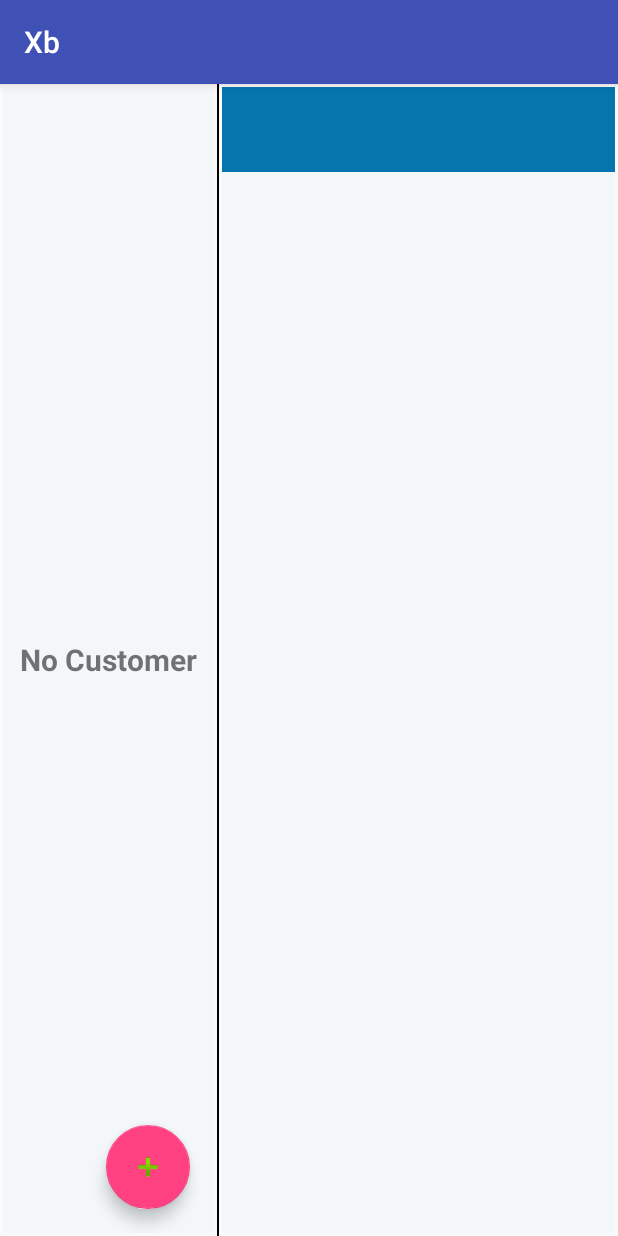
After one commit to vishnuruban/Xb, an Android app: the CustomerDetail screen opened directly, with no data from a screen before it, on a phone screen of 412 x 824 dp. The commit adds this screen. Run offline under Robolectric (Android 15) with nearby library versions, the phone set to English and light mode, and no system bars.

Commit message:
Customer Screen added.

```diff
--- /dev/null
+++ b/app/src/main/java/in/net/maitri/xb/customer/CustomerAdapter.java
@@ -0,0 +1,58 @@
+package in.net.maitri.xb.customer;
+
+
+import android.content.Context;
+import android.support.v7.widget.RecyclerView;
+import android.view.LayoutInflater;
+import android.view.View;
+import android.view.ViewGroup;
+import android.widget.ImageView;
+import android.widget.TextView;
+
+import java.util.List;
+
+import in.net.maitri.xb.R;
+import in.net.maitri.xb.db.Customer;
+
+class CustomerAdapter extends RecyclerView.Adapter<CustomerAdapter.MyViewHolder> {
+
+    private Context mContext;
+    private List<Customer> mCustomerList;
+
+    CustomerAdapter(Context context, List<Customer> customerList) {
+        mContext = context;
+        mCustomerList = customerList;
+    }
+
+    class MyViewHolder extends RecyclerView.ViewHolder {
+
+        TextView customerName, customerNumber;
+
+        MyViewHolder(View itemView) {
+            super(itemView);
+            customerName = (TextView) itemView.findViewById(R.id.customer_name);
+            customerNumber = (TextView) itemView.findViewById(R.id.customer_number);
+        }
+    }
+
+    @Override
+    public MyViewHolder onCreateViewHolder(ViewGroup parent, int viewType) {
+        View itemView = LayoutInflater.from(parent.getContext())
+                .inflate(R.layout.customer_view, parent, false);
+        return new CustomerAdapter.MyViewHolder(itemView);
+    }
+
+    @Override
+    public void onBindViewHolder(MyViewHolder holder, int position) {
+        Customer customer = mCustomerList.get(position);
+        String name = customer.getName();
+        String mob = customer.getMobileno();
+        holder.customerName.setText(name);
+        holder.customerNumber.setText(mob);
+    }
+
+    @Override
+    public int getItemCount() {
+        return mCustomerList.size();
+    }
+}
--- /dev/null
+++ b/app/src/main/java/in/net/maitri/xb/customer/CustomerDetail.java
@@ -0,0 +1,68 @@
+package in.net.maitri.xb.customer;
+
+import android.support.v4.app.DialogFragment;
+import android.support.design.widget.FloatingActionButton;
+import android.support.v7.app.AppCompatActivity;
+import android.os.Bundle;
+import android.support.v7.widget.LinearLayoutManager;
+import android.support.v7.widget.RecyclerView;
+import android.view.View;
+import android.widget.TextView;
+
+import java.util.List;
+
+import in.net.maitri.xb.R;
+import in.net.maitri.xb.db.Customer;
+import in.net.maitri.xb.db.DbHandler;
+
+public class CustomerDetail extends AppCompatActivity {
+
+    private CustomerAdapter mCustomerAdapter;
+    private DbHandler mDbHandler;
+    private List<Customer> mGetAllCustomers;
+    private TextView mNoCustomer;
+
+    @Override
+    protected void onCreate(Bundle savedInstanceState) {
+        super.onCreate(savedInstanceState);
+        setContentView(R.layout.activity_customer_detail);
+
+        mNoCustomer = (TextView) findViewById(R.id.no_customer);
+        RecyclerView customerView = (RecyclerView) findViewById(R.id.customer_view);
+        mDbHandler = new DbHandler(CustomerDetail.this);
+        mGetAllCustomers = mDbHandler.getAllCustomer();
+        mCustomerAdapter = new CustomerAdapter(CustomerDetail.this, mGetAllCustomers);
+        if (mGetAllCustomers.isEmpty()){
+            mNoCustomer.setVisibility(View.VISIBLE);
+        } else{
+            mNoCustomer.setVisibility(View.GONE);
+        }
+        LinearLayoutManager linearLayoutManager = new LinearLayoutManager(CustomerDetail.this);
+        customerView.setLayoutManager(linearLayoutManager);
+        customerView.setAdapter(mCustomerAdapter);
+
+        FloatingActionButton addCustomer = (FloatingActionButton) findViewById(R.id.add_customer);
+        addCustomer.setOnClickListener(new View.OnClickListener() {
+            @Override
+            public void onClick(View view) {
+                DialogFragment newFragment = new AddCustomer();
+                Bundle bundle = new Bundle();
+                bundle.putBoolean("updateAdapter", true);
+                newFragment.setCancelable(false);
+                newFragment.setArguments(bundle);
+                newFragment.show(getSupportFragmentManager(), "");
+            }
+        });
+    }
+
+    void updateCustomerAdapter(){
+        mGetAllCustomers.clear();
+        mGetAllCustomers = mDbHandler.getAllCustomer();
+        if (mGetAllCustomers.isEmpty()){
+            mNoCustomer.setVisibility(View.VISIBLE);
+        } else{
+            mNoCustomer.setVisibility(View.GONE);
+        }
+        mCustomerAdapter.notifyDataSetChanged();
+    }
+}
--- a/app/src/main/java/in/net/maitri/xb/db/DbHandler.java
+++ b/app/src/main/java/in/net/maitri/xb/db/DbHandler.java
@@ -50,7 +50,6 @@ public class DbHandler extends SQLiteOpenHelper {
     private static final String KEY_ITEM_CREATED_AT = "item_createdAt";
 
 
-
     private static final String CUSTOMER_TABLE_NAME = "CustomerMst";
 
     private static final String KEY_CST_ID = "id";
@@ -60,8 +59,14 @@ public class DbHandler extends SQLiteOpenHelper {
     private static final String KEY_CST_ADDRESS = "cst_address";
     private static final String KEY_CST_CREATED_AT = "cst_createdAt";
 
-    private List<Item> itemList = new ArrayList<Item>();
-    private List<Category> categoryList = new ArrayList<Category>();
+    private static final String UNIT_TABLE_NAME = "UnitMst";
+    private static final String KEY_UNIT_ID = "unit_id";
+    private static final String KEY_UNIT_DESC = "unit_desc";
+    private static final String KEY_UNIT_CREATED_AT = "unit_createdAt";
+
+    private List<Item> itemList = new ArrayList<>();
+    private List<Category> categoryList = new ArrayList<>();
+    private List<Customer> customerList = new ArrayList<>();
 
 
     // Creating Tables
@@ -87,11 +92,17 @@ public class DbHandler extends SQLiteOpenHelper {
         String CREATE_CUSTOMER_TABLE = "CREATE TABLE " + CUSTOMER_TABLE_NAME + "("
                 + KEY_CST_ID + " INTEGER PRIMARY KEY,"
                 + KEY_CST_NAME + " TEXT,"
-                + KEY_CST_NUMBER + " INTEGER"
+                + KEY_CST_NUMBER + " TEXT UNIQUE,"
                 + KEY_CST_GSTIN + " TEXT,"
                 + KEY_CST_ADDRESS + " TEXT,"
                 + KEY_CST_CREATED_AT + " DATETIME DEFAULT CURRENT_TIMESTAMP" + ")";
         db.execSQL(CREATE_CUSTOMER_TABLE);
+
+        String CREATE_UNIT_TABLE = "CREATE TABLE " + UNIT_TABLE_NAME+ "("
+                + KEY_UNIT_ID + " INTEGER PRIMARY KEY,"
+                + KEY_UNIT_DESC  + " TEXT,"
+                + KEY_UNIT_CREATED_AT + " DATETIME DEFAULT CURRENT_TIMESTAMP" + ")";
+        db.execSQL(CREATE_UNIT_TABLE);
     }
 
     // Upgrading database
@@ -101,6 +112,7 @@ public class DbHandler extends SQLiteOpenHelper {
         db.execSQL("DROP TABLE IF EXISTS " + CATEGORY_TABLE_NAME);
         db.execSQL("DROP TABLE IF EXISTS " + ITEM_TABLE_NAME);
         db.execSQL("DROP TABLE IF EXISTS " + CUSTOMER_TABLE_NAME);
+        db.execSQL("DROP TABLE IF EXISTS " + UNIT_TABLE_NAME);
         // Create tables again
         onCreate(db);
     }
@@ -117,7 +129,7 @@ public class DbHandler extends SQLiteOpenHelper {
 
 
     // Getting single category
-    public Category getcategory(int id) {
+    public Category getCategory(int id) {
         SQLiteDatabase db = this.getReadableDatabase();
 
         Cursor cursor = db.query(CATEGORY_TABLE_NAME, new String[]{KEY_CAT_ID,
@@ -128,6 +140,7 @@ public class DbHandler extends SQLiteOpenHelper {
 
         Category category = new Category(cursor.getInt(0),
                 cursor.getString(1), cursor.getString(2));
+        cursor.close();
         // return category
         return category;
     }
@@ -154,7 +167,7 @@ public class DbHandler extends SQLiteOpenHelper {
                 categoryList.add(category);
             } while (cursor.moveToNext());
         }
-
+        cursor.close();
         // return category list
         return categoryList;
     }
@@ -229,7 +242,7 @@ public class DbHandler extends SQLiteOpenHelper {
         item.setItemGST(c.getFloat(c.getColumnIndex(KEY_ITEM_GST)));
         item.setItemHSNcode(c.getString(c.getColumnIndex(KEY_ITEM_HSN)));
         item.setId(c.getInt(c.getColumnIndex(KEY_ITEM_ID)));
-
+        c.close();
         return item;
     }
 
@@ -260,6 +273,7 @@ public class DbHandler extends SQLiteOpenHelper {
             } while (c.moveToNext());
         }
         // return item list
+        c.close();
         return itemList;
     }
 
@@ -307,7 +321,7 @@ public class DbHandler extends SQLiteOpenHelper {
         cv.put(KEY_CST_NUMBER, customer.getMobileno());
         cv.put(KEY_CST_GSTIN, customer.getGstin());
         cv.put(KEY_CST_ADDRESS, customer.getAddress());
-        db.insert(CATEGORY_TABLE_NAME, null, cv);
+        db.insert(CUSTOMER_TABLE_NAME, null, cv);
         db.close();
     }
 
@@ -323,4 +337,26 @@ public class DbHandler extends SQLiteOpenHelper {
         return db.update(CUSTOMER_TABLE_NAME, cv, KEY_CST_ID + " = ?",
                 new String[]{String.valueOf(customer.getId())});
     }
+
+    // Getting All Customer
+    public List<Customer> getAllCustomer() {
+        customerList.clear();
+        // Select All Query
+        String selectQuery = "SELECT  * FROM " + CUSTOMER_TABLE_NAME ;
+        SQLiteDatabase db = this.getWritableDatabase();
+        Cursor c = db.rawQuery(selectQuery, null);
+        if (c.moveToFirst()) {
+            do {
+                Customer customer = new Customer();
+                customer.setName(c.getString(c.getColumnIndex(KEY_CST_NAME)));
+                customer.setMobileno(c.getString(c.getColumnIndex(KEY_CST_NUMBER)));
+                customer.setGstin(c.getString(c.getColumnIndex(KEY_CST_GSTIN)));
+                customer.setAddress(c.getString(c.getColumnIndex(KEY_CST_ADDRESS)));
+                customer.setId(c.getInt(c.getColumnIndex(KEY_CST_ID)));
+                customerList.add(customer);
+            } while (c.moveToNext());
+        }
+        c.close();
+        return customerList;
+    }
 }
--- /dev/null
+++ b/app/src/main/res/layout/activity_customer_detail.xml
@@ -0,0 +1,89 @@
+<?xml version="1.0" encoding="utf-8"?>
+<LinearLayout xmlns:android="http://schemas.android.com/apk/res/android"
+    xmlns:tools="http://schemas.android.com/tools"
+    android:layout_width="match_parent"
+    android:layout_height="match_parent"
+    android:orientation="horizontal"
+    android:weightSum="1"
+    tools:context=".customer.CustomerDetail">
+
+    <RelativeLayout
+        android:layout_width="0dp"
+        android:layout_height="match_parent"
+        android:layout_margin="2dp"
+        android:background="#F3F7F9"
+        android:layout_weight="0.35">
+
+        <android.support.v7.widget.RecyclerView
+            android:id="@+id/customer_view"
+            android:layout_width="match_parent"
+            android:layout_height="match_parent"
+            android:layout_alignParentTop="true"
+            android:layout_alignParentStart="true" />
+
+        <TextView
+            android:id="@+id/no_customer"
+            android:layout_width="wrap_content"
+            android:layout_height="wrap_content"
+            android:visibility="gone"
+            android:textStyle="bold"
+            android:textSize="20sp"
+            android:text="No Customer"
+            android:layout_centerVertical="true"
+            android:layout_centerHorizontal="true" />
+
+        <android.support.design.widget.FloatingActionButton
+            android:id="@+id/add_customer"
+            android:layout_width="wrap_content"
+            android:layout_height="wrap_content"
+            android:layout_margin="16dp"
+            android:layout_alignParentBottom="true"
+            android:layout_alignParentEnd="true"
+            android:src="@android:drawable/ic_input_add"/>
+
+    </RelativeLayout>
+
+    <View
+        android:layout_width="1dp"
+        android:layout_height="match_parent"
+        android:background="#000000"/>
+
+    <RelativeLayout
+        android:layout_width="0dp"
+        android:layout_height="match_parent"
+        android:layout_margin="2dp"
+        android:background="#F3F7F9"
+        android:layout_weight="0.65">
+
+        <TextView
+            android:id="@+id/selected_customer_name"
+            android:layout_width="match_parent"
+            android:layout_height="wrap_content"
+            android:padding="8dp"
+            android:gravity="center"
+            android:background="#0675AD"
+            android:textColor="#FFFFFF"
+            android:textStyle="bold"
+            android:textSize="30sp" />
+
+        <android.support.v7.widget.RecyclerView
+            android:id="@+id/customer_details_view"
+            android:layout_width="match_parent"
+            android:layout_height="match_parent"
+            android:layout_below="@+id/selected_customer_name"/>
+
+        <TextView
+            android:id="@+id/no_customer_details"
+            android:layout_width="wrap_content"
+            android:layout_height="wrap_content"
+            android:layout_centerHorizontal="true"
+            android:layout_centerVertical="true"
+            android:visibility="gone"
+            android:text="No Details"
+            android:textSize="20sp"
+            android:textStyle="bold" />
+
+    </RelativeLayout>
+
+
+</LinearLayout>
```
Also changed, not shown: app/src/main/AndroidManifest.xml (+16 -18 lines), app/src/main/java/in/net/maitri/xb/customer/AddCustomer.java (+24 -5 lines), app/src/main/java/in/net/maitri/xb/db/Customer.java (+5 -5 lines), app/src/main/java/in/net/maitri/xb/itemdetails/AddItem.java (+18 -4 lines), app/src/main/java/in/net/maitri/xb/itemdetails/AddItemCategory.java (+12 -2 lines), app/src/main/java/in/net/maitri/xb/settings/GetSettings.java (added, +88 -0 lines), app/src/main/res/layout/add_customer.xml (+4 -5 lines), app/src/main/res/layout/customer_view.xml (added, +44 -0 lines), app/src/main/res/menu/menu_add_item_category.xml (+7 -1 lines), app/src/main/res/xml/settings_company.xml (+5 -6 lines).
